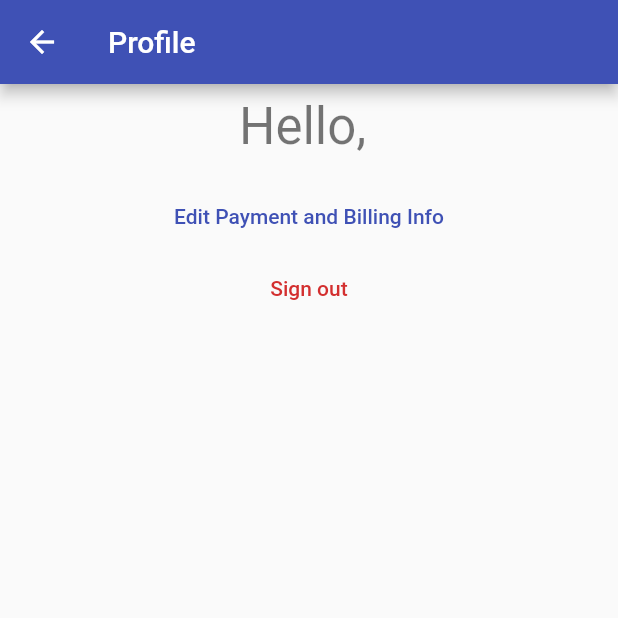
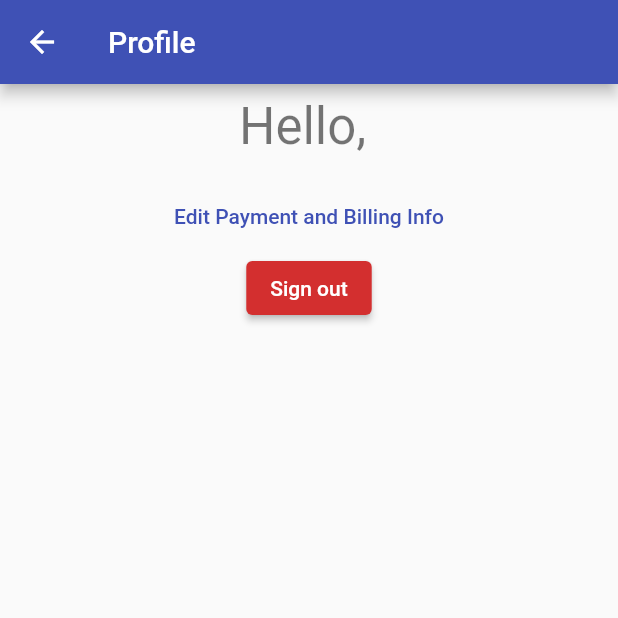
Before and after one commit to fivemoreminix/ems-protocols, a Flutter app: the ProfilePage screen opened directly with empty values, on a phone screen of 412 x 824 dp, the top half of it. Run offline on Flutter 3.47's test engine with Material 2 defaults, Android fonts, the light colour scheme and no system bars; our stand-ins replace firebase_auth, firebase_core; missing offline and left inert: flutter_stripe; accounts and stored records are empty.

Commit message:
Use ElevatedButton when appropriate

```diff
--- a/lib/payment_screen.dart
+++ b/lib/payment_screen.dart
@@ -69,7 +69,7 @@ class _PaymentPageState extends State<PaymentPage> {
               'Payment info is always processed securely with Stripe.',
               style: Theme.of(context).textTheme.bodySmall,
             ),
-            TextButton(
+            ElevatedButton(
               child: const Text('Save'),
               onPressed: () {},
             )
--- a/lib/profile.dart
+++ b/lib/profile.dart
@@ -57,10 +57,10 @@ class ProfilePage extends StatelessWidget {
                                 builder: (context) => PaymentPage()));
                       },
                     ),
-                    TextButton(
+                    ElevatedButton(
                       child: const Text("Sign out"),
                       style: TextButton.styleFrom(
-                        primary: Theme.of(context).colorScheme.error,
+                        backgroundColor: Theme.of(context).colorScheme.error,
                       ),
                       onPressed: () async {
                         var result = await showDialog(
```
